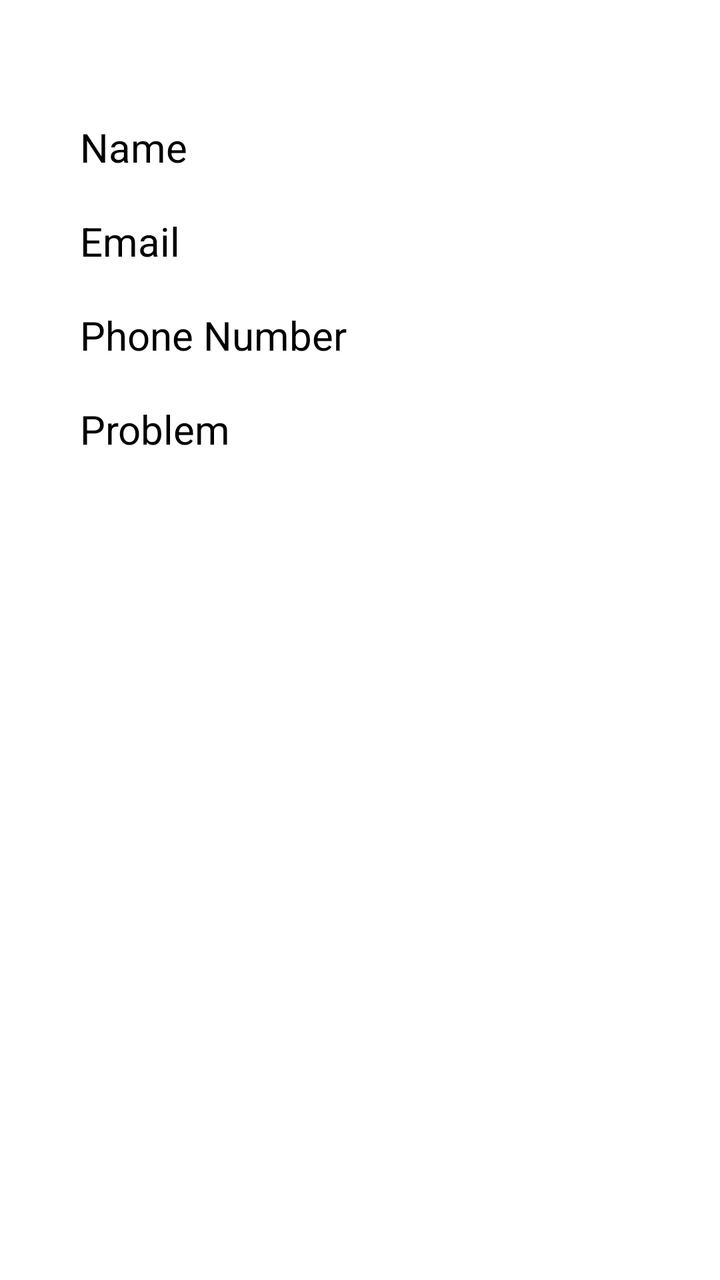
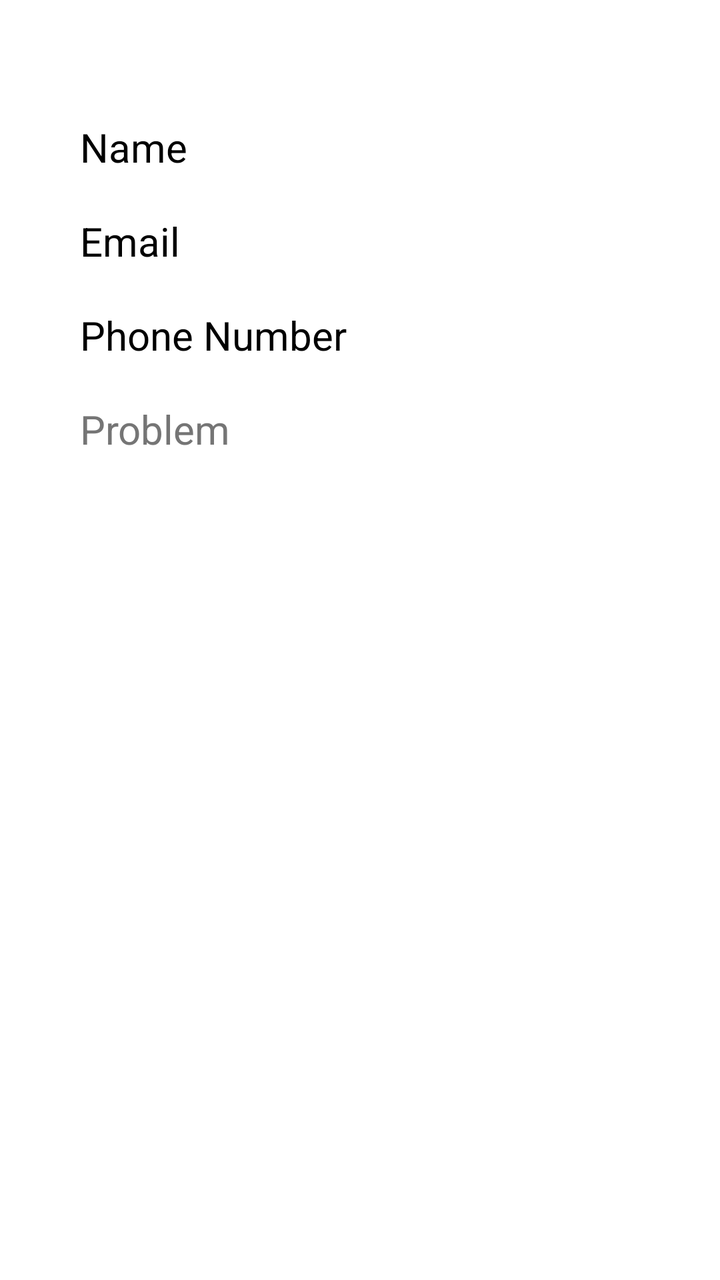

Screens rendered from an Android XML layout before and after an edit, with the pre-edit source and the edit as a unified diff.
<!-- AndroidManifest.xml: application theme Theme.HealthCareProject -->
<!-- res/layout/textview.xml -->
<?xml version="1.0" encoding="utf-8"?>
<LinearLayout xmlns:android="http://schemas.android.com/apk/res/android"
    android:orientation="vertical"
    android:layout_width="match_parent"
    android:layout_height="match_parent">

    <LinearLayout
        android:layout_width="wrap_content"
        android:layout_height="wrap_content"
        android:orientation="vertical"
        android:padding="20dp"
        android:layout_marginTop="20dp"
        android:layout_marginRight="20dp"
        android:layout_marginLeft="20dp"
        android:layout_marginBottom="20dp" >

        <TextView
            android:id="@+id/name"
            android:layout_width="match_parent"
            android:layout_height="wrap_content"
            android:layout_marginTop="20dp"
            android:text="Name"
            android:textColor="#000000"
            android:textSize="20sp" />

        <TextView
            android:id="@+id/email"
            android:layout_width="match_parent"
            android:layout_height="wrap_content"
            android:layout_marginTop="20dp"
            android:text="Email"
            android:textColor="#000000"
            android:textSize="20sp" />

        <TextView
            android:id="@+id/phone"
            android:layout_width="match_parent"
            android:layout_height="wrap_content"
            android:layout_marginTop="20dp"
            android:text="Phone Number"
            android:textColor="#000000"
            android:textSize="20sp" />

        <TextView
            android:id="@+id/problem"
            android:layout_width="match_parent"
            android:layout_height="wrap_content"
            android:layout_marginTop="20dp"
            android:text="Problem"
            android:textColor="@color/black"
            android:textSize="20sp" />


    </LinearLayout>

</LinearLayout>
<!-- resources referenced by this layout -->
<resources>
  <color name="black">#FF000000</color>
  <style name="Theme.HealthCareProject" parent="Theme.MaterialComponents.DayNight.NoActionBar">
          
          <item name="colorPrimary">@color/olive</item>
          <item name="colorPrimaryVariant">@color/olive</item>
          <item name="colorOnPrimary">@color/white</item>
          
          <item name="colorSecondary">@color/deepSkyBlue</item>
          <item name="colorSecondaryVariant">@color/orange</item>
          <item name="colorOnSecondary">@color/yellow</item>
          <item name="colorControlActivated">@color/deepSkyBlue</item>
          
          <item name="android:statusBarColor">?attr/colorPrimaryVariant</item>
          
  
      </style>
  <color name="olive">#004E16</color>
  <color name="white">#FFFFFFFF</color>
  <color name="deepSkyBlue">#00BFFF</color>
  <color name="orange">#FFA500</color>
  <color name="yellow">#FFFF00</color>
</resources>

<!-- the commit's change to res/layout/textview.xml (unified diff, before → after) -->
@@ -47,7 +47,7 @@
             android:layout_height="wrap_content"
             android:layout_marginTop="20dp"
             android:text="Problem"
-            android:textColor="@color/black"
+            android:textColor="@color/grey"
             android:textSize="20sp" />
 
 
<!-- resource entries referenced after the edit -->
@@ -1,25 +1,26 @@
 <!-- resources referenced by this layout -->
 <resources>
-  <color name="black">#FF000000</color>
+  <color name="grey">#757575</color>
   <style name="Theme.HealthCareProject" parent="Theme.MaterialComponents.DayNight.NoActionBar">
           
-          <item name="colorPrimary">@color/olive</item>
-          <item name="colorPrimaryVariant">@color/olive</item>
+          <item name="colorPrimary">@color/c_red</item>
+          <item name="colorPrimaryVariant">@color/c_red</item>
           <item name="colorOnPrimary">@color/white</item>
           
-          <item name="colorSecondary">@color/deepSkyBlue</item>
-          <item name="colorSecondaryVariant">@color/orange</item>
-          <item name="colorOnSecondary">@color/yellow</item>
-          <item name="colorControlActivated">@color/deepSkyBlue</item>
+          <item name="colorSecondary">@color/c_red</item>
+          <item name="colorSecondaryVariant">@color/c_red</item>
+          <item name="colorOnSecondary">@color/white</item>
+          <item name="colorControlActivated">@color/c_red</item>
           
-          <item name="android:statusBarColor">?attr/colorPrimaryVariant</item>
+          <item name="android:statusBarColor">@color/c_red</item>
           
   
+          <item name="android:actionOverflowButtonStyle">@style/ThreedotColor</item>
       </style>
-  <color name="olive">#004E16</color>
-  <color name="white">#FFFFFFFF</color>
-  <color name="deepSkyBlue">#00BFFF</color>
-  <color name="orange">#FFA500</color>
-  <color name="yellow">#FFFF00</color>
+  <color name="c_red">#D32F2F</color>
+  <color name="white">#FFFFFF</color>
+  <style name="ThreedotColor" parent="Widget.AppCompat.ActionButton.Overflow">
+          <item name="tint">@color/white</item>
+      </style>
 </resources>
 
